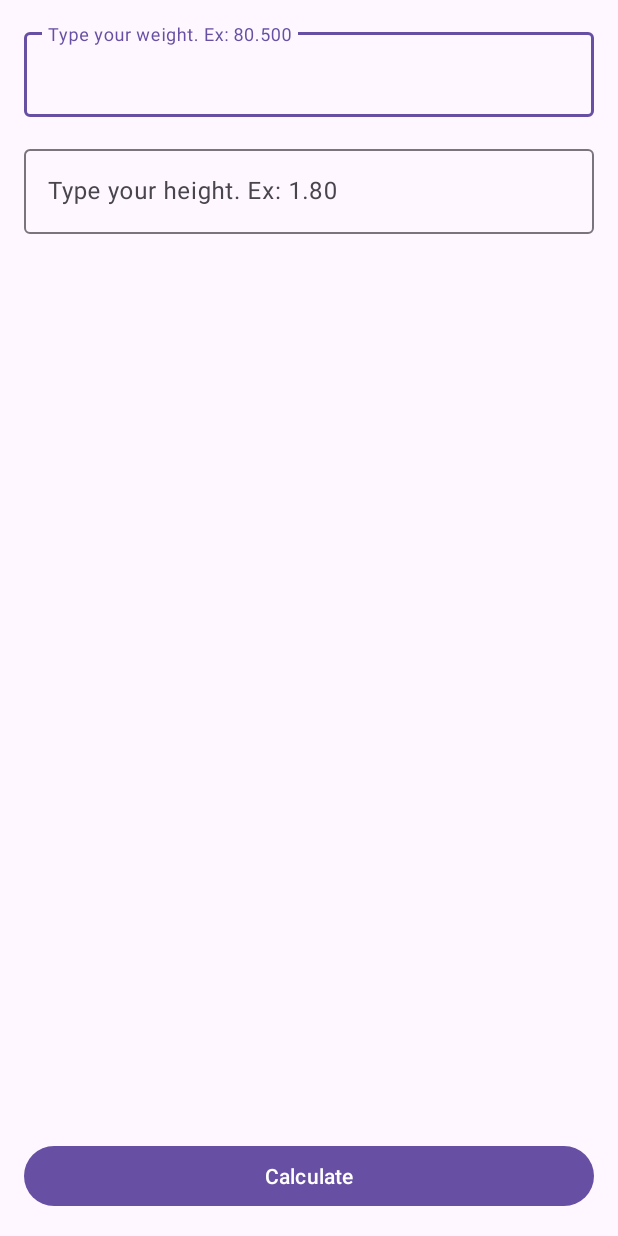
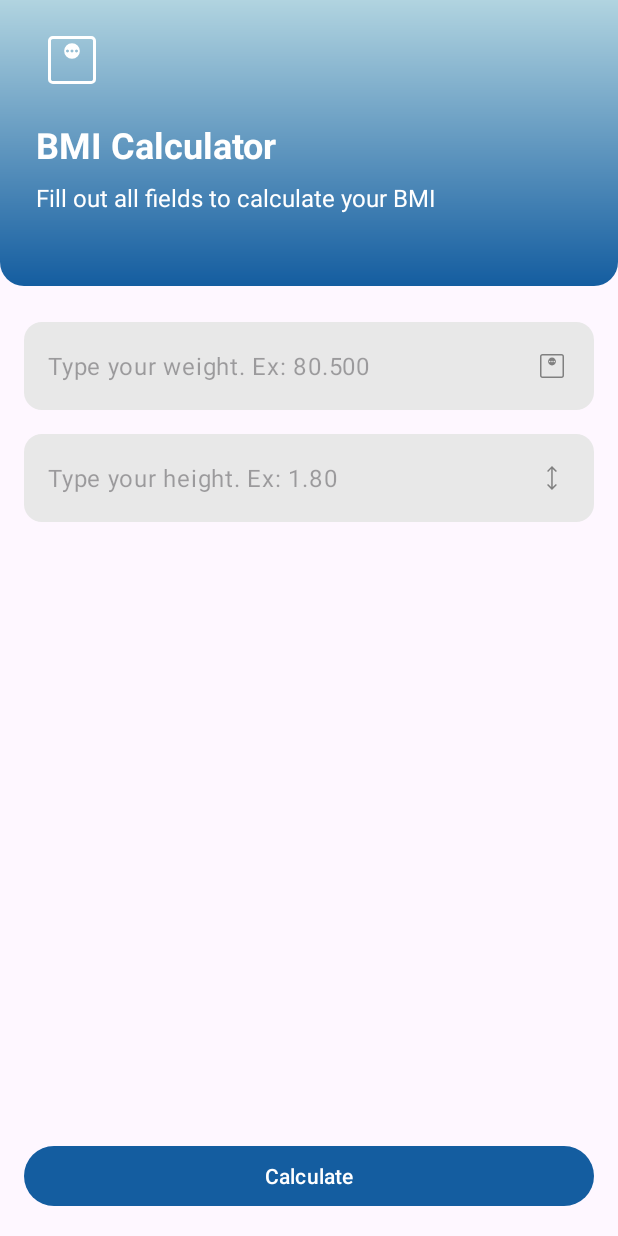
Before and after one commit to oeuclidesneto/BMICalculator, an Android app: the screen it shows after launch (MainActivity), on a phone screen of 412 x 824 dp. Run offline under Robolectric (Android 15) with nearby library versions, the phone set to English and light mode, and no system bars.

Commit message:
redesigned the main and result pages for a better ux

```diff
--- a/app/src/main/java/com/comunidadedevspace/imc/MainActivity.kt
+++ b/app/src/main/java/com/comunidadedevspace/imc/MainActivity.kt
@@ -40,8 +40,6 @@ class MainActivity : AppCompatActivity() {
                 intent.putExtra(KEY_RESULT_BMI, result)
                 startActivity(intent)
 
-                println("Your BMI is " + result)
-
             }
         }
     }
--- /dev/null
+++ b/app/src/main/res/drawable/gradient_bg.xml
@@ -0,0 +1,15 @@
+<?xml version="1.0" encoding="utf-8"?>
+<shape xmlns:android="http://schemas.android.com/apk/res/android">
+    <corners
+        android:bottomLeftRadius="16dp"
+        android:bottomRightRadius="16dp"
+        android:topLeftRadius="0dp"
+        android:topRightRadius="0dp" />
+
+    <gradient
+
+        android:endColor="@color/primary_900"
+        android:startColor="@color/primary_400"
+        android:angle="90"/>
+
+</shape>
--- /dev/null
+++ b/app/src/main/res/drawable/height_icon.xml
@@ -0,0 +1,9 @@
+<vector xmlns:android="http://schemas.android.com/apk/res/android"
+    android:width="24dp"
+    android:height="24dp"
+    android:viewportWidth="960"
+    android:viewportHeight="960">
+  <path
+      android:pathData="M479.23,800 L347.69,668.46l27.54,-27.54 84,82.23v-487.07l-83.23,83 -27.54,-27.54L480,160l131.54,131.54 -28.31,28.54 -84,-83.23v486.3l84,-82.23 27.54,27.54L479.23,800Z"
+      android:fillColor="#FF808080"/>
+</vector>
--- /dev/null
+++ b/app/src/main/res/drawable/rounded_bg.xml
@@ -0,0 +1,7 @@
+<?xml version="1.0" encoding="utf-8"?>
+<shape xmlns:android="http://schemas.android.com/apk/res/android">
+    <solid android:color="#E8E8E8"/> <!-- Background color -->
+    <corners android:radius="12dp" /> <!--  Radius for the rounded corners -->
+
+
+</shape>
--- /dev/null
+++ b/app/src/main/res/drawable/scale_icon.xml
@@ -0,0 +1,9 @@
+<vector xmlns:android="http://schemas.android.com/apk/res/android"
+    android:width="24dp"
+    android:height="24dp"
+    android:viewportWidth="960"
+    android:viewportHeight="960">
+  <path
+      android:pathData="M480,464.62q43.85,0 74.23,-30.39 30.39,-30.38 30.39,-74.23 0,-43.85 -30.39,-74.23 -30.38,-30.39 -74.23,-30.39 -43.85,0 -74.23,30.39 -30.39,30.38 -30.39,74.23 0,43.85 30.39,74.23 30.38,30.39 74.23,30.39ZM420,380q-8,0 -14,-6t-6,-14q0,-8 6,-14t14,-6q8,0 14,6t6,14q0,8 -6,14t-14,6ZM480,380q-8,0 -14,-6t-6,-14q0,-8 6,-14t14,-6q8,0 14,6t6,14q0,8 -6,14t-14,6ZM540,380q-8,0 -14,-6t-6,-14q0,-8 6,-14t14,-6q8,0 14,6t6,14q0,8 -6,14t-14,6ZM224.62,800q-27.62,0 -46.12,-18.5Q160,763 160,735.38v-510.76q0,-27.62 18.5,-46.12Q197,160 224.62,160h510.76q27.62,0 46.12,18.5Q800,197 800,224.62v510.76q0,27.62 -18.5,46.12Q763,800 735.38,800L224.62,800ZM224.62,760h510.76q9.24,0 16.93,-7.69 7.69,-7.69 7.69,-16.93v-510.76q0,-9.24 -7.69,-16.93 -7.69,-7.69 -16.93,-7.69L224.62,200q-9.24,0 -16.93,7.69 -7.69,7.69 -7.69,16.93v510.76q0,9.24 7.69,16.93 7.69,7.69 16.93,7.69ZM200,200v560,-560Z"
+      android:fillColor="#FF808080"/>
+</vector>
--- a/app/src/main/res/layout/activity_main.xml
+++ b/app/src/main/res/layout/activity_main.xml
@@ -6,6 +6,46 @@
     android:layout_height="match_parent"
     tools:context=".MainActivity">
 
+    <LinearLayout
+        android:id="@+id/vg_header"
+        android:layout_width="match_parent"
+        android:layout_height="wrap_content"
+        android:background="@drawable/gradient_bg"
+        android:orientation="vertical"
+        app:layout_constraintEnd_toEndOf="parent"
+        app:layout_constraintStart_toStartOf="parent"
+        app:layout_constraintTop_toTopOf="parent">
+
+        <ImageView
+            android:src="@drawable/scale_icon"
+            android:layout_marginStart="24dp"
+            android:layout_marginBottom="16dp"
+            android:layout_marginTop="16dp"
+            android:layout_width="48dp"
+            android:layout_height="48dp"
+            android:tint="@color/white" />
+
+        <TextView
+            android:layout_width="wrap_content"
+            android:layout_height="wrap_content"
+            android:layout_marginStart="24dp"
+            android:textSize="24sp"
+            android:textStyle="bold"
+            android:textColor="@color/white"
+            android:text="BMI Calculator" />
+
+        <TextView
+            android:layout_width="wrap_content"
+            android:layout_height="wrap_content"
+            android:layout_marginStart="24dp"
+            android:layout_marginEnd="24dp"
+            android:layout_marginBottom="48dp"
+            android:layout_marginTop="8dp"
+            android:textColor="@color/white"
+            android:textSize="16dp"
+            android:text="Fill out all fields to calculate your BMI" />
+
+    </LinearLayout>
     <Button
         android:id="@+id/btn_calculate"
         android:layout_width="match_parent"
@@ -20,22 +60,31 @@
         android:id="@+id/textInputLayout"
         android:layout_width="match_parent"
         android:layout_height="wrap_content"
-        android:layout_margin="16dp"
-        app:layout_constraintTop_toTopOf="parent"
-        tools:layout_editor_absoluteX="1dp">
+        android:layout_marginStart="16dp"
+        android:layout_marginEnd="16dp"
+        android:layout_marginTop="24dp"
+        app:hintEnabled="false"
+        app:layout_constraintEnd_toEndOf="parent"
+        app:layout_constraintStart_toStartOf="parent"
+        app:layout_constraintTop_toBottomOf="@+id/vg_header">
 
         <com.google.android.material.textfield.TextInputEditText
             android:id="@+id/edt_weight"
             android:layout_width="match_parent"
-            android:layout_height="wrap_content"
+            android:layout_height="match_parent"
+            android:background="@drawable/rounded_bg"
+            android:drawableEnd="@drawable/scale_icon"
             android:hint="Type your weight. Ex: 80.500"
-            android:inputType="numberDecimal" />
+            android:inputType="numberDecimal"
+            android:maxLength="7" />
     </com.google.android.material.textfield.TextInputLayout>
 
     <com.google.android.material.textfield.TextInputLayout
+        android:id="@+id/textInputLayout2"
         android:layout_width="match_parent"
         android:layout_height="wrap_content"
         android:layout_margin="16dp"
+        app:hintEnabled="false"
         app:layout_constraintTop_toBottomOf="@+id/textInputLayout"
         tools:layout_editor_absoluteX="1dp">
 
@@ -43,8 +92,11 @@
             android:id="@+id/edt_height"
             android:layout_width="match_parent"
             android:layout_height="wrap_content"
+            android:background="@drawable/rounded_bg"
+            android:drawableEnd="@drawable/height_icon"
             android:hint="Type your height. Ex: 1.80"
-            android:inputType="numberDecimal"/>
+            android:inputType="numberDecimal"
+            android:maxLength="4" />
     </com.google.android.material.textfield.TextInputLayout>
 
 </androidx.constraintlayout.widget.ConstraintLayout>
--- a/app/src/main/res/values-night/themes.xml
+++ b/app/src/main/res/values-night/themes.xml
@@ -2,6 +2,7 @@
     <!-- Base application theme. -->
     <style name="Base.Theme.Calculadoraimc" parent="Theme.Material3.DayNight.NoActionBar">
         <!-- Customize your dark theme here. -->
-        <!-- <item name="colorPrimary">@color/my_dark_primary</item> -->
+        <item name="colorPrimary">@color/primary_400</item>
+        <item name="android:statusBarColor">@color/primary_900</item>
     </style>
 </resources>
--- a/app/src/main/res/values/colors.xml
+++ b/app/src/main/res/values/colors.xml
@@ -2,4 +2,12 @@
 <resources>
     <color name="black">#FF000000</color>
     <color name="white">#FFFFFFFF</color>
+    <color name="green">#04B03A</color>
+    <color name="yellow">#BA8F00</color>
+    <color name="orange">#FFB067</color>
+    <color name="red">#DF362D</color>
+
+    <color name="primary_400">#145DA0</color>
+    <color name="primary_900">#B1D4E0</color>
+
 </resources>
--- a/app/src/main/res/values/themes.xml
+++ b/app/src/main/res/values/themes.xml
@@ -2,7 +2,8 @@
     <!-- Base application theme. -->
     <style name="Base.Theme.Calculadoraimc" parent="Theme.Material3.DayNight.NoActionBar">
         <!-- Customize your light theme here. -->
-        <!-- <item name="colorPrimary">@color/my_light_primary</item> -->
+        <item name="colorPrimary">@color/primary_400</item>
+        <item name="android:statusBarColor">@color/primary_900</item>
     </style>
 
     <style name="Theme.Calculadoraimc" parent="Base.Theme.Calculadoraimc" />
```
Also changed, not shown: app/src/main/java/com/comunidadedevspace/imc/ResultActivity.kt (+10 -11 lines), app/src/main/res/layout/activity_result.xml (+55 -9 lines).
